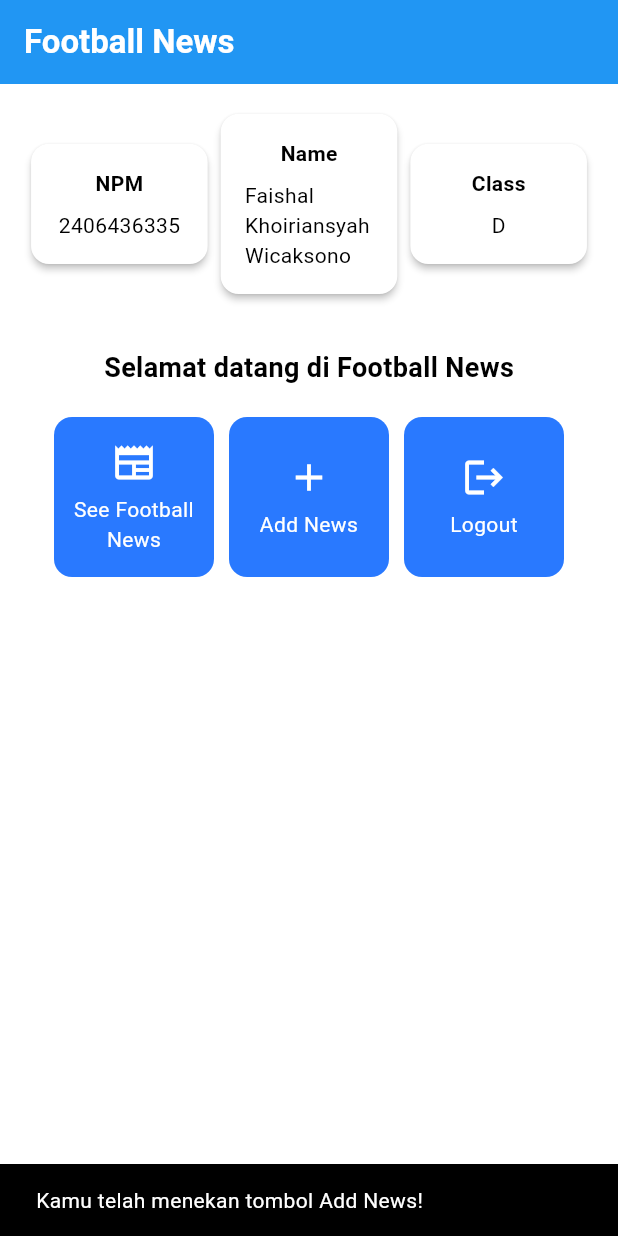
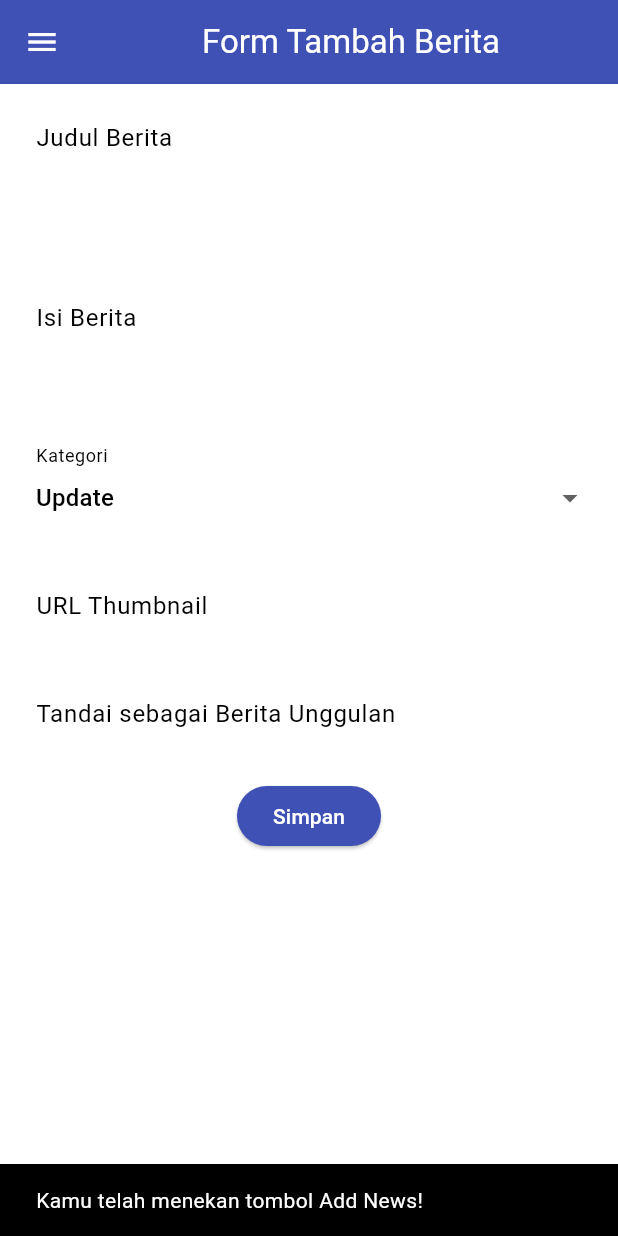
Before and after one commit to mynz30/football-news-mobile, a Flutter app: the screen it shows after launch, after a tap on "Add News", on a phone screen of 412 x 824 dp. Run offline on Flutter 3.47's test engine with Material 3 defaults, Android fonts, the phone set to English and light mode, and no system bars.

Commit message:
Tutorial 7

```diff
--- a/lib/main.dart
+++ b/lib/main.dart
@@ -1,5 +1,5 @@
 import 'package:flutter/material.dart';
-import 'package:football_news_mobile/menu.dart'; // Pastikan path ini benar
+import 'package:football_news_mobile/screens/menu.dart';
 
 void main() {
   runApp(const MyApp());
@@ -13,12 +13,10 @@ class MyApp extends StatelessWidget {
     return MaterialApp(
       title: 'Flutter Demo',
       theme: ThemeData(
-        // Perubahan skema warna sesuai Langkah 1
         colorScheme: ColorScheme.fromSwatch(primarySwatch: Colors.blue)
-        .copyWith(secondary: Colors.blueAccent[400]),
-        useMaterial3: true, // Tambahan opsional untuk menggunakan Material 3
+            .copyWith(secondary: Colors.blueAccent[400]),
+        useMaterial3: true,
       ),
-      // Sesuai Langkah 2: Memanggil konstruktor tanpa argumen title
       home: MyHomePage(),
     );
   }
--- a/lib/menu.dart
+++ /dev/null
@@ -1,193 +0,0 @@
-import 'package:flutter/material.dart';
-
-// Definisi Model Data
-class ItemHomepage {
- final String name;
- final IconData icon;
-
- ItemHomepage(this.name, this.icon);
-}
-
-// Definisi Widget Utama (Halaman Menu)
-class MyHomePage extends StatelessWidget {
-    // Sesuai Langkah 2: Konstruktor harusnya sederhana
-    // Hapus required ColorScheme colorScheme
-    MyHomePage({super.key});
-
-    final String nama = "Faishal Khoiriansyah Wicaksono" ;//nama
-    final String npm = "2406436335"; //npm
-    final String kelas = "D" ;//kelas
-
-    final List<ItemHomepage> items = [
-      ItemHomepage("See Football News", Icons.newspaper),
-      ItemHomepage("Add News", Icons.add),
-      ItemHomepage("Logout", Icons.logout),
-    ];
-
-
-    @override
-    Widget build(BuildContext context) {
-      // Scaffold menyediakan struktur dasar halaman dengan AppBar dan body.
-      return Scaffold(
-        // AppBar adalah bagian atas halaman yang menampilkan judul.
-        appBar: AppBar(
-          // Judul aplikasi "Football News" dengan teks putih dan tebal.
-          title: const Text(
-            'Football News',
-            style: TextStyle(
-              color: Colors.white,
-              fontWeight: FontWeight.bold,
-            ),
-          ),
-          // Warna latar belakang AppBar diambil dari skema warna tema aplikasi.
-          backgroundColor: Theme.of(context).colorScheme.primary,
-        ),
-        // Body halaman dengan padding di sekelilingnya.
-        body: Padding(
-          padding: const EdgeInsets.all(16.0),
-          // Menyusun widget secara vertikal dalam sebuah kolom.
-          child: Column(
-            crossAxisAlignment: CrossAxisAlignment.center,
-            children: [
-              // Row untuk menampilkan 3 InfoCard secara horizontal.
-              Row(
-                mainAxisAlignment: MainAxisAlignment.spaceEvenly,
-                children: [
-                  InfoCard(title: 'NPM', content: npm),
-                  InfoCard(title: 'Name', content: nama),
-                  InfoCard(title: 'Class', content: kelas),
-                ],
-              ),
-
-              // Memberikan jarak vertikal 16 unit.
-              const SizedBox(height: 16.0),
-
-              // Menempatkan widget berikutnya di tengah halaman.
-              Expanded( // Menggunakan Expanded agar GridView.count bisa di dalam Column
-                child: SingleChildScrollView( // Tambahkan SingleChildScrollView jika konten terlalu panjang
-                  child: Column(
-                    // Menyusun teks dan grid item secara vertikal.
-                    children: [
-                      // Menampilkan teks sambutan dengan gaya tebal dan ukuran 18.
-                      const Padding(
-                        padding: EdgeInsets.only(top: 16.0),
-                        child: Text(
-                          'Selamat datang di Football News',
-                          style: TextStyle(
-                            fontWeight: FontWeight.bold,
-                            fontSize: 18.0,
-                          ),
-                        ),
-                      ),
-
-                      // Grid untuk menampilkan ItemCard dalam bentuk grid 3 kolom.
-                      GridView.count(
-                        primary: false, // Ubah primary menjadi false karena sudah di dalam SingleChildScrollView
-                        padding: const EdgeInsets.all(20),
-                        crossAxisSpacing: 10,
-                        mainAxisSpacing: 10,
-                        crossAxisCount: 3,
-                        // Agar grid menyesuaikan tinggi kontennya.
-                        shrinkWrap: true,
-
-                        // Menampilkan ItemCard untuk setiap item dalam list items.
-                        children: items.map((ItemHomepage item) {
-                          return ItemCard(item);
-                        }).toList(),
-                      ),
-                    ],
-                  ),
-                ),
-              ),
-            ],
-          ),
-        ),
-      );
-    }
-} // <-- Pastikan hanya ada satu tutup kurung kurawal di sini untuk MyHomePage
-
-// Definisi InfoCard
-class InfoCard extends StatelessWidget {
-  // Kartu informasi yang menampilkan title dan content.
-  final String title;  // Judul kartu.
-  final String content;  // Isi kartu.
-
-  const InfoCard({super.key, required this.title, required this.content});
-
-  @override
-  Widget build(BuildContext context) {
-    return Card(
-      // Membuat kotak kartu dengan bayangan dibawahnya.
-      elevation: 2.0,
-      child: Container(
-        // Mengatur ukuran dan jarak di dalam kartu.
-        width: MediaQuery.of(context).size.width / 3.5, // menyesuaikan dengan lebar device yang digunakan.
-        padding: const EdgeInsets.all(16.0),
-        // Menyusun title dan content secara vertikal.
-        child: Column(
-          children: [
-            Text(
-              title,
-              style: const TextStyle(fontWeight: FontWeight.bold),
-            ),
-            const SizedBox(height: 8.0),
-            Text(content),
-          ],
-        ),
-      ),
-    );
-  }
-}
-
-// Definisi ItemCard
-class ItemCard extends StatelessWidget {
-  // Menampilkan kartu dengan ikon dan nama.
-  final ItemHomepage item;
-
-  const ItemCard(this.item, {super.key});
-
-  @override
-  Widget build(BuildContext context) {
-    return Material(
-      // Menentukan warna latar belakang dari tema aplikasi.
-      color: Theme.of(context).colorScheme.secondary,
-      // Membuat sudut kartu melengkung.
-      borderRadius: BorderRadius.circular(12),
-
-      child: InkWell(
-        // Aksi ketika kartu ditekan.
-        onTap: () {
-          // Menampilkan pesan SnackBar saat kartu ditekan.
-          ScaffoldMessenger.of(context)
-            ..hideCurrentSnackBar()
-            ..showSnackBar(
-              SnackBar(content: Text("Kamu telah menekan tombol ${item.name}!"))
-            );
-        },
-        // Container untuk menyimpan Icon dan Text
-        child: Container(
-          padding: const EdgeInsets.all(8),
-          child: Center(
-            child: Column(
-              // Menyusun ikon dan teks di tengah kartu.
-              mainAxisAlignment: MainAxisAlignment.center,
-              children: [
-                Icon(
-                  item.icon,
-                  color: Colors.white,
-                  size: 30.0,
-                ),
-                const Padding(padding: EdgeInsets.all(3)),
-                Text(
-                  item.name,
-                  textAlign: TextAlign.center,
-                  style: const TextStyle(color: Colors.white),
-                ),
-              ],
-            ),
-          ),
-        ),
-      ),
-    );
-  }
-}
--- /dev/null
+++ b/lib/screens/menu.dart
@@ -0,0 +1,108 @@
+import 'package:flutter/material.dart';
+import 'package:football_news_mobile/widgets/left_drawer.dart';
+import 'package:football_news_mobile/widgets/news_card.dart';
+
+class MyHomePage extends StatelessWidget {
+  MyHomePage({super.key});
+
+  final String nama = "Faishal Khoiriansyah Wicaksono";
+  final String npm = "2406436335";
+  final String kelas = "D";
+
+  final List<ItemHomepage> items = [
+    ItemHomepage("See Football News", Icons.newspaper),
+    ItemHomepage("Add News", Icons.add),
+    ItemHomepage("Logout", Icons.logout),
+  ];
+
+  @override
+  Widget build(BuildContext context) {
+    return Scaffold(
+      appBar: AppBar(
+        title: const Text(
+          'Football News',
+          style: TextStyle(
+            color: Colors.white,
+            fontWeight: FontWeight.bold,
+          ),
+        ),
+        backgroundColor: Theme.of(context).colorScheme.primary,
+      ),
+      drawer: const LeftDrawer(),
+      body: Padding(
+        padding: const EdgeInsets.all(16.0),
+        child: Column(
+          crossAxisAlignment: CrossAxisAlignment.center,
+          children: [
+            Row(
+              mainAxisAlignment: MainAxisAlignment.spaceEvenly,
+              children: [
+                InfoCard(title: 'NPM', content: npm),
+                InfoCard(title: 'Name', content: nama),
+                InfoCard(title: 'Class', content: kelas),
+              ],
+            ),
+            const SizedBox(height: 16.0),
+            Expanded(
+              child: SingleChildScrollView(
+                child: Column(
+                  children: [
+                    const Padding(
+                      padding: EdgeInsets.only(top: 16.0),
+                      child: Text(
+                        'Selamat datang di Football News',
+                        style: TextStyle(
+                          fontWeight: FontWeight.bold,
+                          fontSize: 18.0,
+                        ),
+                      ),
+                    ),
+                    GridView.count(
+                      primary: false,
+                      padding: const EdgeInsets.all(20),
+                      crossAxisSpacing: 10,
+                      mainAxisSpacing: 10,
+                      crossAxisCount: 3,
+                      shrinkWrap: true,
+                      children: items.map((ItemHomepage item) {
+                        return ItemCard(item);
+                      }).toList(),
+                    ),
+                  ],
+                ),
+              ),
+            ),
+          ],
+        ),
+      ),
+    );
+  }
+}
+
+class InfoCard extends StatelessWidget {
+  final String title;
+  final String content;
+
+  const InfoCard({super.key, required this.title, required this.content});
+
+  @override
+  Widget build(BuildContext context) {
+    return Card(
+      elevation: 2.0,
+      child: Container(
+        width: MediaQuery.of(context).size.width / 3.5,
+        padding: const EdgeInsets.all(16.0),
+        child: Column(
+          children: [
+            Text(
+              title,
+              style: const TextStyle(fontWeight: FontWeight.bold),
+            ),
+            const SizedBox(height: 8.0),
+            Text(content),
+          ],
+        ),
+      ),
+    );
+  }
+}
--- /dev/null
+++ b/lib/screens/newslist_form.dart
@@ -0,0 +1,200 @@
+import 'package:flutter/material.dart';
+import 'package:football_news_mobile/widgets/left_drawer.dart';
+
+class NewsFormPage extends StatefulWidget {
+  const NewsFormPage({super.key});
+
+  @override
+  State<NewsFormPage> createState() => _NewsFormPageState();
+}
+
+class _NewsFormPageState extends State<NewsFormPage> {
+  final _formKey = GlobalKey<FormState>();
+  String _title = "";
+  String _content = "";
+  String _category = "update";
+  String _thumbnail = "";
+  bool _isFeatured = false;
+
+  final List<String> _categories = [
+    'transfer',
+    'update',
+    'exclusive',
+    'match',
+    'rumor',
+    'analysis',
+  ];
+
+  @override
+  Widget build(BuildContext context) {
+    return Scaffold(
+      appBar: AppBar(
+        title: const Center(
+          child: Text(
+            'Form Tambah Berita',
+          ),
+        ),
+        backgroundColor: Colors.indigo,
+        foregroundColor: Colors.white,
+      ),
+      drawer: const LeftDrawer(),
+      body: Form(
+        key: _formKey,
+        child: SingleChildScrollView(
+          child: Column(
+            crossAxisAlignment: CrossAxisAlignment.start,
+            children: [
+              Padding(
+                padding: const EdgeInsets.all(8.0),
+                child: TextFormField(
+                  decoration: InputDecoration(
+                    hintText: "Judul Berita",
+                    labelText: "Judul Berita",
+                    border: OutlineInputBorder(
+                      borderRadius: BorderRadius.circular(5.0),
+                    ),
+                  ),
+                  onChanged: (String? value) {
+                    setState(() {
+                      _title = value!;
+                    });
+                  },
+                  validator: (String? value) {
+                    if (value == null || value.isEmpty) {
+                      return "Judul tidak boleh kosong!";
+                    }
+                    return null;
+                  },
+                ),
+              ),
+              Padding(
+                padding: const EdgeInsets.all(8.0),
+                child: TextFormField(
+                  maxLines: 5,
+                  decoration: InputDecoration(
+                    hintText: "Isi Berita",
+                    labelText: "Isi Berita",
+                    border: OutlineInputBorder(
+                      borderRadius: BorderRadius.circular(5.0),
+                    ),
+                  ),
+                  onChanged: (String? value) {
+                    setState(() {
+                      _content = value!;
+                    });
+                  },
+                  validator: (String? value) {
+                    if (value == null || value.isEmpty) {
+                      return "Isi berita tidak boleh kosong!";
+                    }
+                    return null;
+                  },
+                ),
+              ),
+              Padding(
+                padding: const EdgeInsets.all(8.0),
+                child: DropdownButtonFormField<String>(
+                  decoration: InputDecoration(
+                    labelText: "Kategori",
+                    border: OutlineInputBorder(
+                      borderRadius: BorderRadius.circular(5.0),
+                    ),
+                  ),
+                  value: _category,
+                  items: _categories
+                      .map((cat) => DropdownMenuItem(
+                            value: cat,
+                            child: Text(cat[0].toUpperCase() + cat.substring(1)),
+                          ))
+                      .toList(),
+                  onChanged: (String? newValue) {
+                    setState(() {
+                      _category = newValue!;
+                    });
+                  },
+                ),
+              ),
+              Padding(
+                padding: const EdgeInsets.all(8.0),
+                child: TextFormField(
+                  decoration: InputDecoration(
+                    hintText: "URL Thumbnail (opsional)",
+                    labelText: "URL Thumbnail",
+                    border: OutlineInputBorder(
+                      borderRadius: BorderRadius.circular(5.0),
+                    ),
+                  ),
+                  onChanged: (String? value) {
+                    setState(() {
+                      _thumbnail = value!;
+                    });
+                  },
+                ),
+              ),
+              Padding(
+                padding: const EdgeInsets.all(8.0),
+                child: SwitchListTile(
+                  title: const Text("Tandai sebagai Berita Unggulan"),
+                  value: _isFeatured,
+                  onChanged: (bool value) {
+                    setState(() {
+                      _isFeatured = value;
+                    });
+                  },
+                ),
+              ),
+              Align(
+                alignment: Alignment.bottomCenter,
+                child: Padding(
+                  padding: const EdgeInsets.all(8.0),
+                  child: ElevatedButton(
+                    style: ButtonStyle(
+                      backgroundColor: MaterialStateProperty.all(Colors.indigo),
+                    ),
+                    onPressed: () {
+                      if (_formKey.currentState!.validate()) {
+                        showDialog(
+                          context: context,
+                          builder: (context) {
+                            return AlertDialog(
+                              title: const Text('Berita berhasil disimpan!'),
+                              content: SingleChildScrollView(
+                                child: Column(
+                                  crossAxisAlignment: CrossAxisAlignment.start,
+                                  children: [
+                                    Text('Judul: $_title'),
+                                    Text('Isi: $_content'),
+                                    Text('Kategori: $_category'),
+                                    Text('Thumbnail: $_thumbnail'),
+                                    Text('Unggulan: ${_isFeatured ? "Ya" : "Tidak"}'),
+                                  ],
+                                ),
+                              ),
+                              actions: [
+                                TextButton(
+                                  child: const Text('OK'),
+                                  onPressed: () {
+                                    Navigator.pop(context);
+                                  },
+                                ),
+                              ],
+                            );
+                          },
+                        );
+                        _formKey.currentState!.reset();
+                      }
+                    },
+                    child: const Text(
+                      "Simpan",
+                      style: TextStyle(color: Colors.white),
+                    ),
+                  ),
+                ),
+              ),
+            ],
+          ),
+        ),
+      ),
+    );
+  }
+}
--- /dev/null
+++ b/lib/widgets/left_drawer.dart
@@ -0,0 +1,67 @@
+import 'package:flutter/material.dart';
+import 'package:football_news_mobile/screens/menu.dart';
+import 'package:football_news_mobile/screens/newslist_form.dart';
+
+class LeftDrawer extends StatelessWidget {
+  const LeftDrawer({super.key});
+
+  @override
+  Widget build(BuildContext context) {
+    return Drawer(
+      child: ListView(
+        children: [
+          const DrawerHeader(
+            decoration: BoxDecoration(
+              color: Colors.blue,
+            ),
+            child: Column(
+              children: [
+                Text(
+                  'Football News',
+                  textAlign: TextAlign.center,
+                  style: TextStyle(
+                    fontSize: 30,
+                    fontWeight: FontWeight.bold,
+                    color: Colors.white,
+                  ),
+                ),
+                Padding(padding: EdgeInsets.all(10)),
+                Text(
+                  "Seluruh berita sepak bola terkini di sini!",
+                  textAlign: TextAlign.center,
+                  style: TextStyle(
+                    fontSize: 15,
+                    color: Colors.white,
+                    fontWeight: FontWeight.normal,
+                  ),
+                ),
+              ],
+            ),
+          ),
+          ListTile(
+            leading: const Icon(Icons.home_outlined),
+            title: const Text('Home'),
+            onTap: () {
+              Navigator.pushReplacement(
+                  context,
+                  MaterialPageRoute(
+                    builder: (context) => MyHomePage(),
+                  ));
+            },
+          ),
+          ListTile(
+            leading: const Icon(Icons.post_add),
+            title: const Text('Add News'),
+            onTap: () {
+              Navigator.pushReplacement(
+                  context,
+                  MaterialPageRoute(
+                    builder: (context) => const NewsFormPage(),
+                  ));
+            },
+          ),
+        ],
+      ),
+    );
+  }
+}
--- /dev/null
+++ b/lib/widgets/news_card.dart
@@ -0,0 +1,62 @@
+import 'package:flutter/material.dart';
+import 'package:football_news_mobile/screens/newslist_form.dart';
+
+class ItemHomepage {
+  final String name;
+  final IconData icon;
+
+  ItemHomepage(this.name, this.icon);
+}
+
+class ItemCard extends StatelessWidget {
+  final ItemHomepage item;
+
+  const ItemCard(this.item, {super.key});
+
+  @override
+  Widget build(BuildContext context) {
+    return Material(
+      color: Theme.of(context).colorScheme.secondary,
+      borderRadius: BorderRadius.circular(12),
+      child: InkWell(
+        onTap: () {
+          ScaffoldMessenger.of(context)
+            ..hideCurrentSnackBar()
+            ..showSnackBar(
+              SnackBar(content: Text("Kamu telah menekan tombol ${item.name}!")),
+            );
+
+          if (item.name == "Add News") {
+            Navigator.push(
+              context,
+              MaterialPageRoute(
+                builder: (context) => const NewsFormPage(),
+              ),
+            );
+          }
+        },
+        child: Container(
+          padding: const EdgeInsets.all(8),
+          child: Center(
+            child: Column(
+              mainAxisAlignment: MainAxisAlignment.center,
+              children: [
+                Icon(
+                  item.icon,
+                  color: Colors.white,
+                  size: 30.0,
+                ),
+                const Padding(padding: EdgeInsets.all(3)),
+                Text(
+                  item.name,
+                  textAlign: TextAlign.center,
+                  style: const TextStyle(color: Colors.white),
+                ),
+              ],
+            ),
+          ),
+        ),
+      ),
+    );
+  }
+}
```
